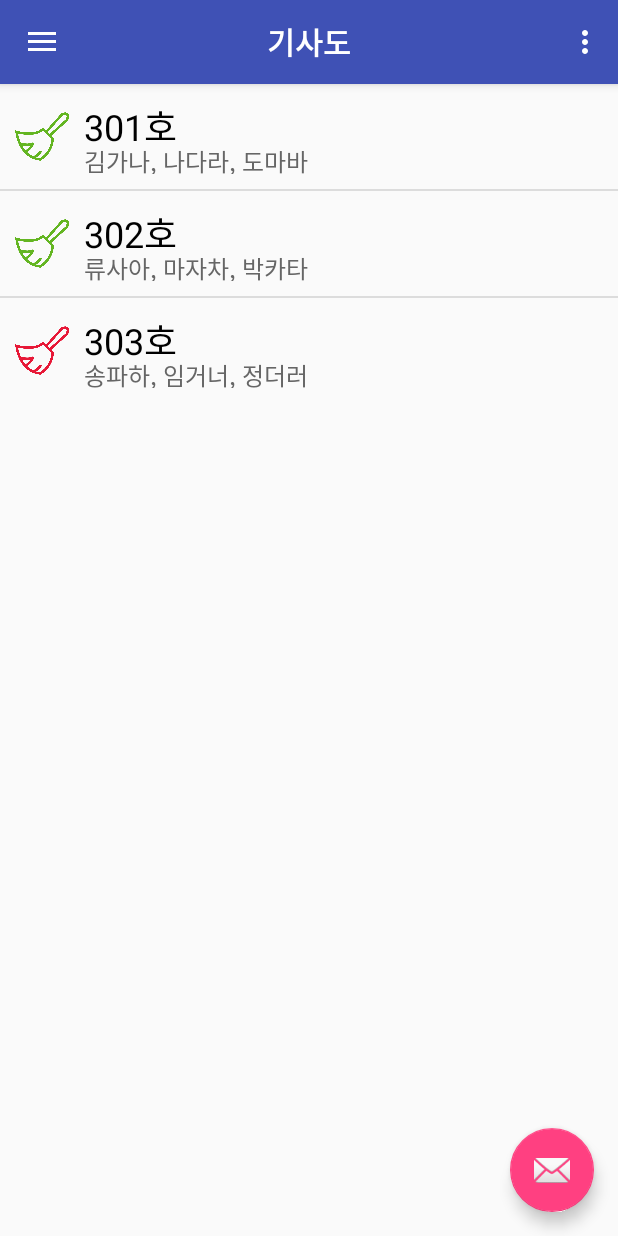
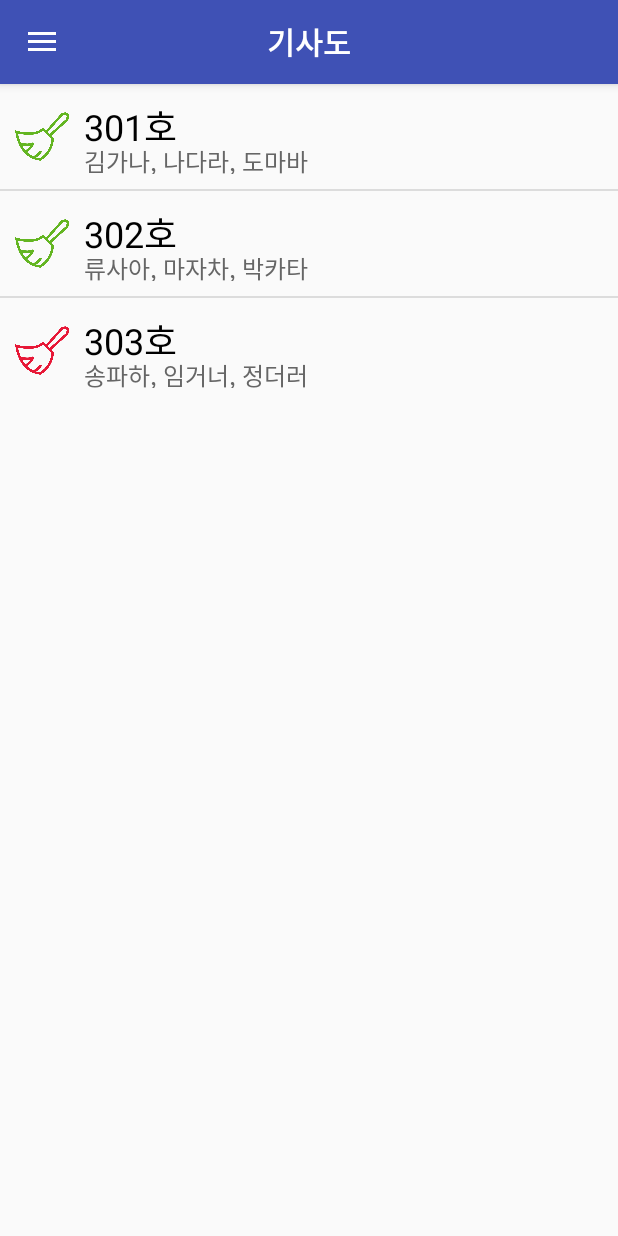
Before and after one commit to CHANMYUNG/SW-Camp-Hackathon-Chivalry, an Android app: the screen it shows after launch (MainActivity), on a phone screen of 412 x 824 dp. Run offline under Robolectric (Android 15) with nearby library versions, the phone set to English and light mode, and no system bars.

Commit message:
hello world

```diff
--- a/Chivalry/app/src/main/java/com/example/a10102/chivalry/MainActivity.java
+++ b/Chivalry/app/src/main/java/com/example/a10102/chivalry/MainActivity.java
@@ -1,5 +1,6 @@
 package com.example.a10102.chivalry;
 
+import android.animation.Animator;
 import android.os.Bundle;
 import android.support.design.widget.FloatingActionButton;
 import android.support.design.widget.Snackbar;
@@ -13,6 +14,7 @@ import android.support.v7.app.AppCompatActivity;
 import android.support.v7.widget.Toolbar;
 import android.view.Menu;
 import android.view.MenuItem;
+import android.widget.LinearLayout;
 import android.widget.ListView;
 
 
@@ -30,15 +32,6 @@ public class MainActivity extends AppCompatActivity
         setSupportActionBar(toolbar);
         getSupportActionBar().setTitle(null);
 
-
-        FloatingActionButton fab = (FloatingActionButton) findViewById(R.id.fab);
-        fab.setOnClickListener(new View.OnClickListener() {
-            @Override
-            public void onClick(View view) {
-                Snackbar.make(view, "Replace with your own action", Snackbar.LENGTH_LONG)
-                        .setAction("Action", null).show();
-            }
-        });
 
         DrawerLayout drawer = (DrawerLayout) findViewById(R.id.drawer_layout);
         ActionBarDrawerToggle toggle = new ActionBarDrawerToggle(
@@ -70,6 +63,7 @@ public class MainActivity extends AppCompatActivity
 
         // 세 번째 아이템 추가
         adapter.addItem(ContextCompat.getDrawable(this, R.drawable.clean_red), "303호", "송파하, 임거너, 정더러");
+
     }
 
     @Override
@@ -83,23 +77,11 @@ public class MainActivity extends AppCompatActivity
     }
 
     @Override
-    public boolean onCreateOptionsMenu(Menu menu) {
-        // Inflate the menu; this adds items to the action bar if it is present.
-        getMenuInflater().inflate(R.menu.main, menu);
-        return true;
-    }
-
-    @Override
     public boolean onOptionsItemSelected(MenuItem item) {
         // Handle action bar item clicks here. The action bar will
         // automatically handle clicks on the Home/Up button, so long
         // as you specify a parent activity in AndroidManifest.xml.
         int id = item.getItemId();
-
-        //noinspection SimplifiableIfStatement
-        if (id == R.id.action_settings) {
-            return true;
-        }
 
         return super.onOptionsItemSelected(item);
     }
--- a/Chivalry/app/src/main/res/layout/activity_main.xml
+++ b/Chivalry/app/src/main/res/layout/activity_main.xml
@@ -1,5 +1,7 @@
 <?xml version="1.0" encoding="utf-8"?>
-<android.support.v4.widget.DrawerLayout xmlns:android="http://schemas.android.com/apk/res/android"
+<android.support.v4.widget.DrawerLayout
+    tools:context="com.example.a10102.chivalry.MainActivity"
+    xmlns:android="http://schemas.android.com/apk/res/android"
     xmlns:app="http://schemas.android.com/apk/res-auto"
     xmlns:tools="http://schemas.android.com/tools"
     android:id="@+id/drawer_layout"
@@ -21,5 +23,4 @@
         android:fitsSystemWindows="true"
         app:headerLayout="@layout/nav_header_main"
         app:menu="@menu/activity_main_drawer" />
-
 </android.support.v4.widget.DrawerLayout>
--- a/Chivalry/app/src/main/res/layout/app_bar_main.xml
+++ b/Chivalry/app/src/main/res/layout/app_bar_main.xml
@@ -1,20 +1,21 @@
 <?xml version="1.0" encoding="utf-8"?>
-<android.support.design.widget.CoordinatorLayout xmlns:android="http://schemas.android.com/apk/res/android"
+<android.support.design.widget.CoordinatorLayout
+    xmlns:android="http://schemas.android.com/apk/res/android"
+    xmlns:fab="http://schemas.android.com/apk/res-auto"
     xmlns:app="http://schemas.android.com/apk/res-auto"
     xmlns:tools="http://schemas.android.com/tools"
     android:layout_width="match_parent"
     android:layout_height="match_parent"
-    tools:context="com.example.a10102.chivalry.MainActivity">
+    tools:context="com.example.a10102.chivalry.MainActivity"
+    android:fitsSystemWindows="true">
 
-    <include layout="@layout/content_main" />
-
-    <android.support.design.widget.FloatingActionButton
-        android:id="@+id/fab"
-        android:layout_width="wrap_content"
-        android:layout_height="wrap_content"
-        android:layout_gravity="bottom|end"
-        android:layout_margin="@dimen/fab_margin"
-        app:srcCompat="@android:drawable/ic_dialog_email" />
+    <!--<android.support.design.widget.FloatingActionButton-->
+        <!--android:id="@+id/fab"-->
+        <!--android:layout_width="wrap_content"-->
+        <!--android:layout_height="wrap_content"-->
+        <!--android:layout_gravity="bottom|end"-->
+        <!--android:layout_margin="@dimen/fab_margin"-->
+        <!--app:srcCompat="@android:drawable/ic_input_add" />-->
 
     <android.support.design.widget.AppBarLayout
         android:layout_width="match_parent"
@@ -41,11 +42,9 @@
                 android:textSize="20dp"
                 android:textStyle="bold"
                 android:text="기사도"/>
-
-
         </RelativeLayout>
-
-
     </android.support.design.widget.AppBarLayout>
 
+    <include layout="@layout/content_main" />
+
 </android.support.design.widget.CoordinatorLayout>
--- a/Chivalry/app/src/main/res/layout/content_main.xml
+++ b/Chivalry/app/src/main/res/layout/content_main.xml
@@ -1,5 +1,6 @@
 <?xml version="1.0" encoding="utf-8"?>
-<LinearLayout xmlns:android="http://schemas.android.com/apk/res/android"
+<RelativeLayout
+    xmlns:android="http://schemas.android.com/apk/res/android"
     xmlns:app="http://schemas.android.com/apk/res-auto"
     xmlns:tools="http://schemas.android.com/tools"
     android:layout_width="match_parent"
@@ -15,5 +16,4 @@
         tools:layout_editor_absoluteY="0dp"
         tools:layout_editor_absoluteX="8dp">
     </ListView>
-
-</LinearLayout>
+</RelativeLayout>
--- a/Chivalry/app/src/main/res/layout/list_view_item.xml
+++ b/Chivalry/app/src/main/res/layout/list_view_item.xml
@@ -16,15 +16,17 @@
         android:layout_height="match_parent"
         android:orientation="vertical"
         android:layout_weight="4">
+
         <TextView
+            android:id="@+id/textView1"
             android:layout_width="match_parent"
             android:layout_height="wrap_content"
+            android:layout_weight="2"
+            android:gravity="center_vertical"
             android:text="RoomNumber"
-            android:id="@+id/textView1"
-            android:textSize="24dp"
             android:textColor="#000000"
-            android:gravity="center_vertical"
-            android:layout_weight="2"/>
+            android:textSize="24dp" />
+
         <TextView
             android:layout_width="match_parent"
             android:layout_height="wrap_content"
--- a/Chivalry/app/src/main/res/layout/nav_header_main.xml
+++ b/Chivalry/app/src/main/res/layout/nav_header_main.xml
@@ -2,7 +2,7 @@
 <LinearLayout xmlns:android="http://schemas.android.com/apk/res/android"
     xmlns:app="http://schemas.android.com/apk/res-auto"
     android:layout_width="match_parent"
-    android:layout_height="@dimen/nav_header_height"
+    android:layout_height="200dp"
     android:background="#225378"
     android:gravity="bottom"
     android:orientation="vertical"
--- a/Chivalry/app/src/main/res/menu/main.xml
+++ /dev/null
@@ -1,9 +0,0 @@
-<?xml version="1.0" encoding="utf-8"?>
-<menu xmlns:android="http://schemas.android.com/apk/res/android"
-    xmlns:app="http://schemas.android.com/apk/res-auto">
-    <item
-        android:id="@+id/action_settings"
-        android:orderInCategory="100"
-        android:title="@string/action_settings"
-        app:showAsAction="never" />
-</menu>
```
Also changed, not shown: Chivalry/app/src/main/res/values/dimen.xml (added, +18 -0 lines), Chivalry/app/src/main/res/values/dimens.xml (deleted, +0 -8 lines).
